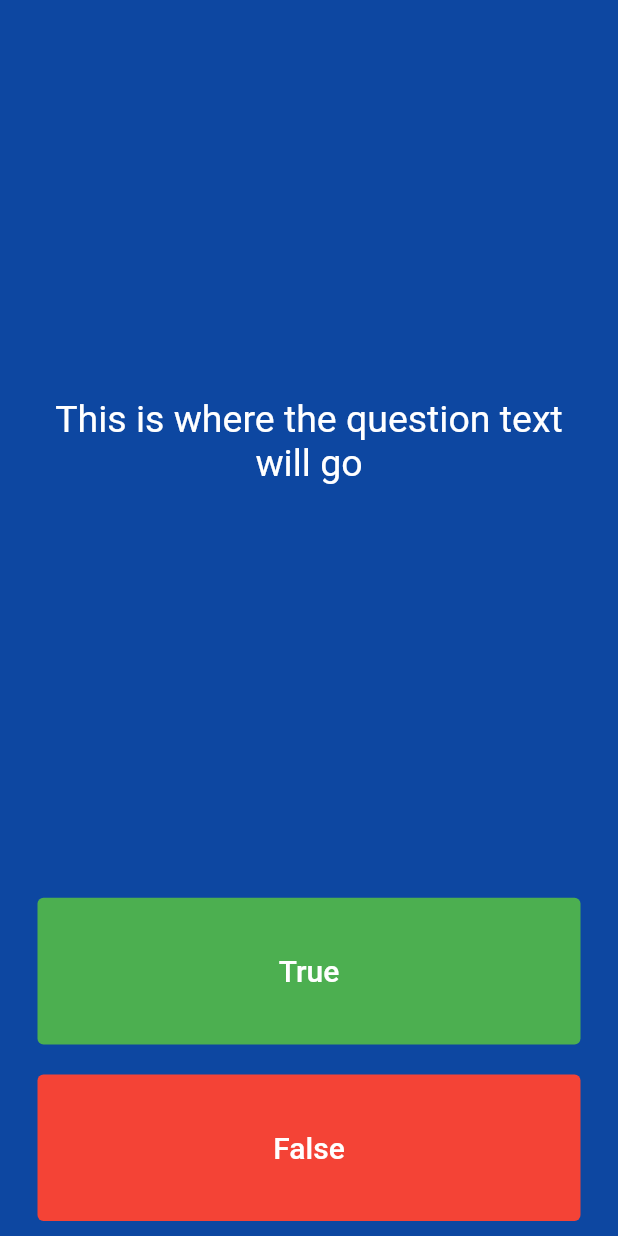
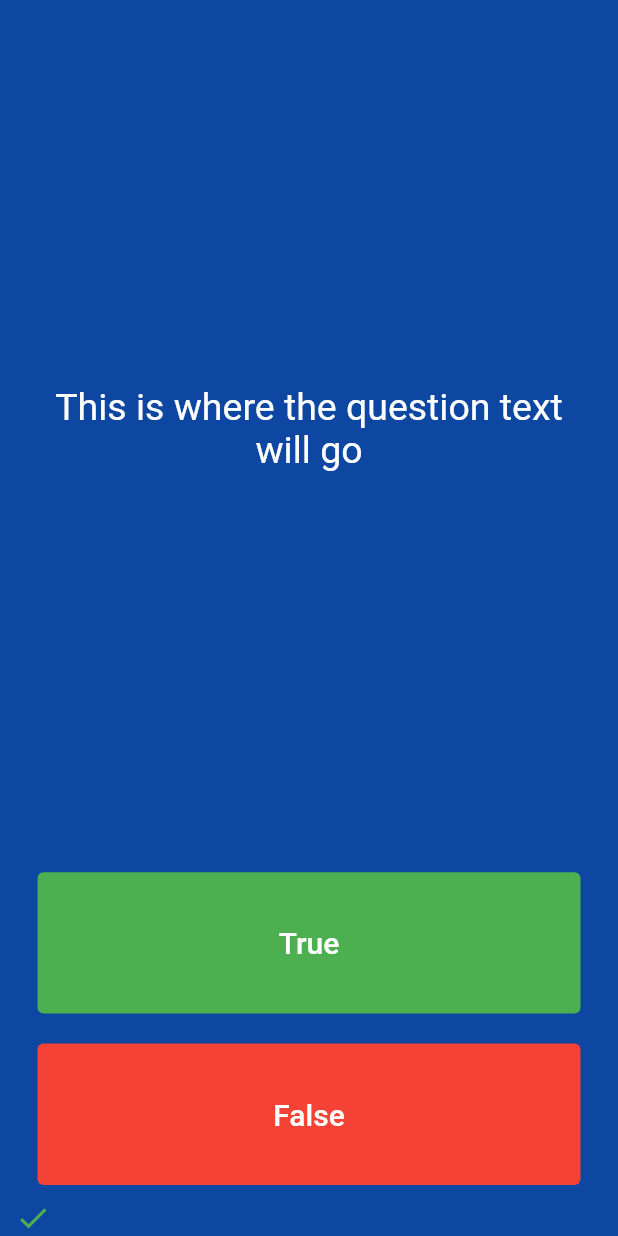
Before and after one commit to Shan-leo/quiz_app_flutter, a Flutter app: the screen it shows after launch, after a tap on "True", on a phone screen of 412 x 824 dp. Run offline on Flutter 3.47's test engine with Material 2 defaults, Android fonts, the phone set to English and light mode, and no system bars.

Commit message:
Basic UI implementation

```diff
--- a/lib/main.dart
+++ b/lib/main.dart
@@ -29,6 +29,8 @@ class QuizPage extends StatefulWidget {
 }
 
 class _QuizPageState extends State<QuizPage> {
+  List<Widget> scoreKeeper = [];
+
   @override
   Widget build(BuildContext context) {
     return Column(
@@ -52,8 +54,15 @@ class _QuizPageState extends State<QuizPage> {
             child: Padding(
           padding: EdgeInsets.symmetric(vertical: 10, horizontal: 15),
           child: TextButton(
-            style: TextButton.styleFrom(primary: Colors.white,backgroundColor: Colors.green),
-            onPressed: () {},
+            style: TextButton.styleFrom(
+                primary: Colors.white, backgroundColor: Colors.green),
+            onPressed: () {
+              setState(() {
+                scoreKeeper.add(
+                  Icon(Icons.check, color: Colors.green),
+                );
+              });
+            },
             child: Text(
               'True',
               style: TextStyle(color: Colors.white, fontSize: 20),
@@ -64,14 +73,18 @@ class _QuizPageState extends State<QuizPage> {
             child: Padding(
           padding: EdgeInsets.symmetric(vertical: 10, horizontal: 15),
           child: TextButton(
-                style: TextButton.styleFrom(primary: Colors.white,backgroundColor: Colors.red),
+            style: TextButton.styleFrom(
+                primary: Colors.white, backgroundColor: Colors.red),
             onPressed: () {},
             child: Text(
               'False',
               style: TextStyle(color: Colors.white, fontSize: 20),
             ),
           ),
-            ))
+        )),
+        Row(
+          children: scoreKeeper,
+        )
       ],
     );
   }
```
Also changed, not shown: 1 other file. Lines whose indentation alone changed are shown as unchanged.
